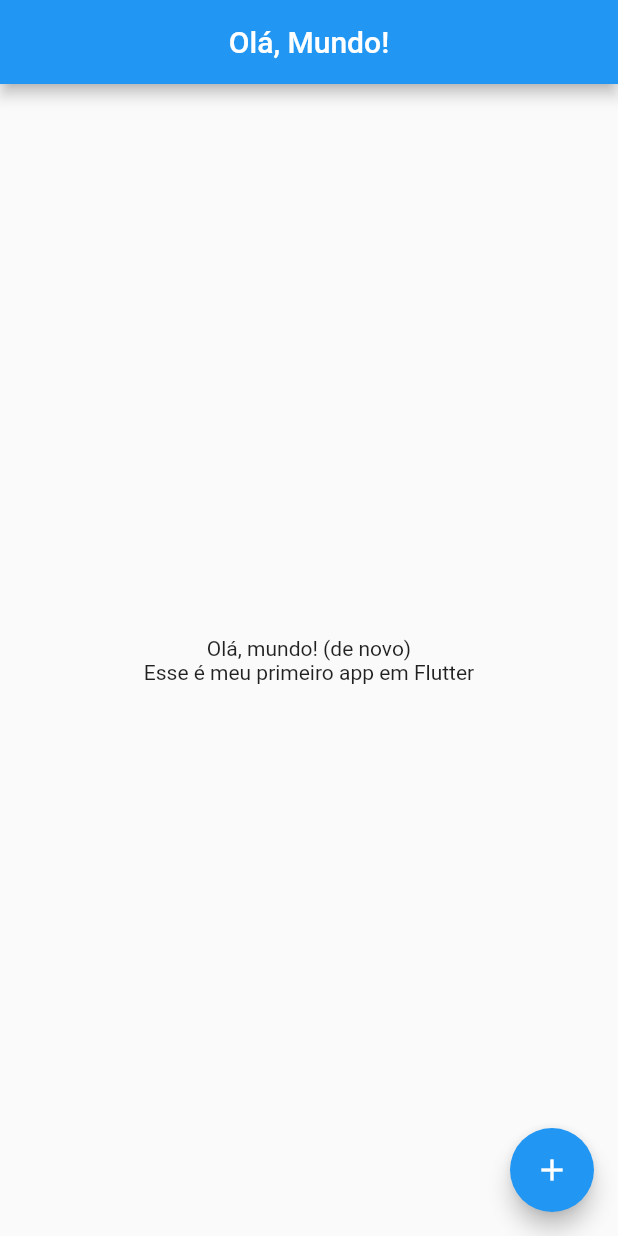
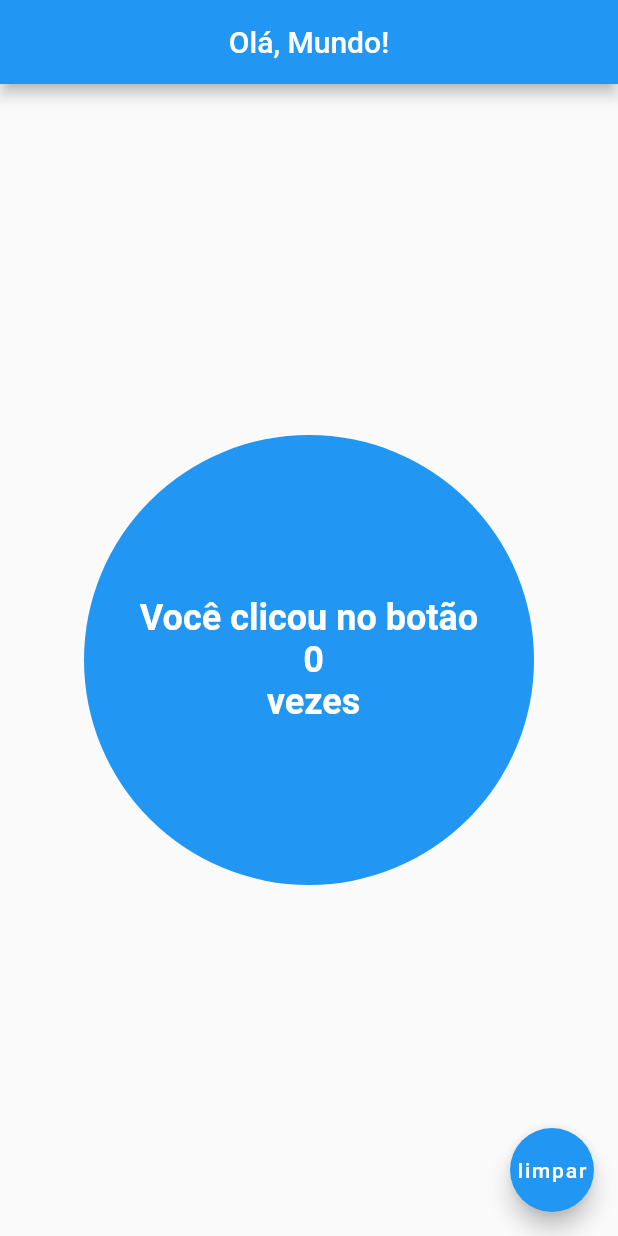
Before and after one commit to Clevinacio/dev-mobile, a Flutter app: the screen it shows after launch, on a phone screen of 412 x 824 dp. Run offline on Flutter 3.47's test engine with Material 2 defaults, Android fonts, the phone set to English and light mode, and no system bars.

Commit message:
Aula 2: - Cria botão com estados

```diff
--- a/tutorial_flutter/lib/main.dart
+++ b/tutorial_flutter/lib/main.dart
@@ -13,11 +13,45 @@ class MyApp extends StatelessWidget {
   }
 }
 
-class MyHomePage extends StatelessWidget {
+class MyHomePage extends StatefulWidget {
   const MyHomePage({Key? key}) : super(key: key);
 
+  @override
+  State<MyHomePage> createState() => _MyHomePageState();
+}
+
+class _MyHomePageState extends State<MyHomePage> {
+  int count = 0;
+
   _onClick() {
-    print("test");
+    setState(() {
+      count++;
+    });
+  }
+
+  _reset() {
+    setState(() {
+      count = 0;
+    });
+  }
+
+  Widget getBigButton(int c) {
+    return Container(
+        height: 300,
+        width: 300,
+        decoration:
+            const BoxDecoration(color: Colors.blue, shape: BoxShape.circle),
+        child: getCounter(c));
+  }
+
+  Widget getCounter(int c) {
+    return Center(
+        child: Text(
+      "Você clicou no botão \n $count\n vezes",
+      style: const TextStyle(
+          fontSize: 24, fontWeight: FontWeight.bold, color: Colors.white),
+      textAlign: TextAlign.center,
+    ));
   }
 
   @override
@@ -30,14 +64,16 @@ class MyHomePage extends StatelessWidget {
       body: Center(
           child: Column(
         mainAxisAlignment: MainAxisAlignment.center,
-        children: const <Widget>[
-          Text("Olá, mundo! (de novo)"),
-          Text("Esse é meu primeiro app em Flutter"),
+        children: <Widget>[
+          GestureDetector(
+            onTap: _onClick,
+            child: getBigButton(count),
+          )
         ],
       )),
       floatingActionButton: FloatingActionButton(
-        onPressed: _onClick,
-        child: const Icon(Icons.add),
+        onPressed: (() => _reset()),
+        child: const Text('limpar'),
       ),
     );
   }
--- a/tutorial_flutter/pubspec.yaml
+++ b/tutorial_flutter/pubspec.yaml
@@ -34,6 +34,7 @@ dependencies:
   # The following adds the Cupertino Icons font to your application.
   # Use with the CupertinoIcons class for iOS style icons.
   cupertino_icons: ^1.0.2
+  counter: ^0.2.2
 
 dev_dependencies:
   flutter_test:
```
